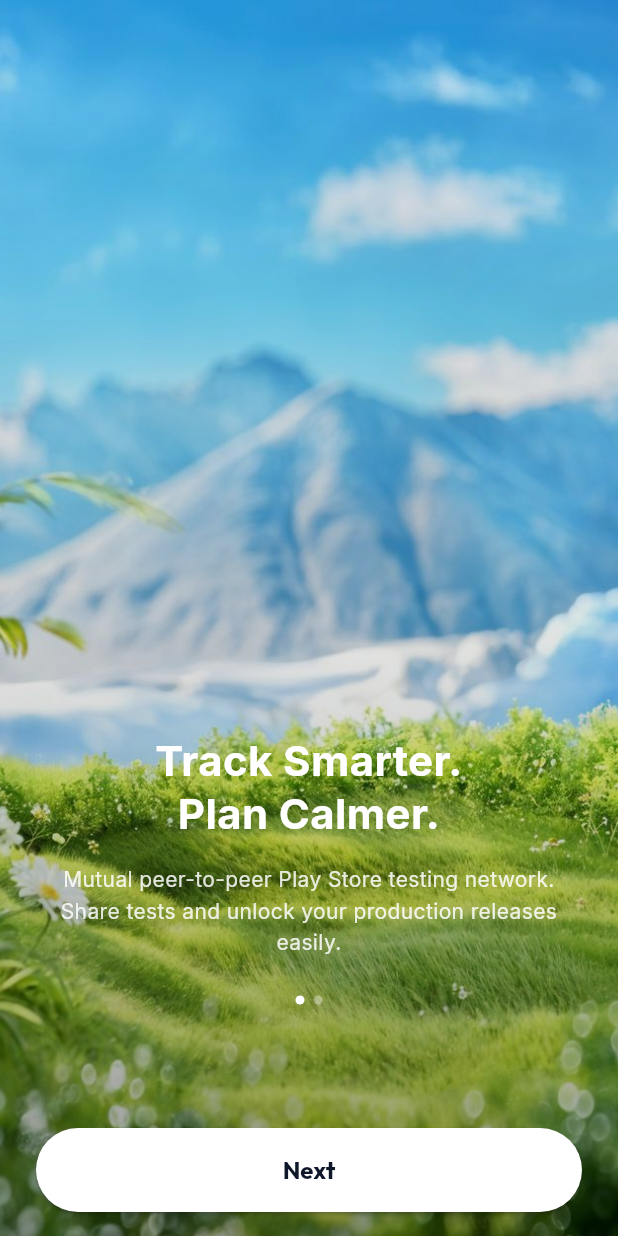
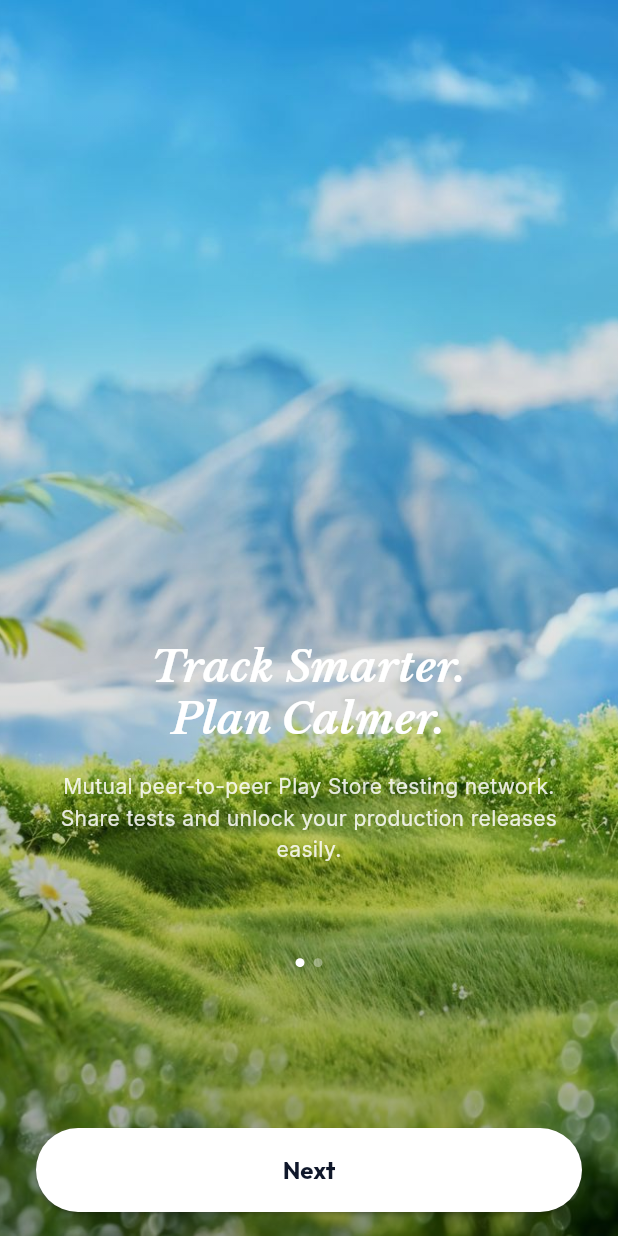
Before and after one commit to RukshanAmodya/TTester, a Flutter app: the screen it shows after launch, on a phone screen of 412 x 824 dp. Run offline on Flutter 3.47's test engine with Material 3 defaults, Android fonts, the phone set to English and light mode, and no system bars; our stand-ins replace google_fonts.

Commit message:
feat: apply Libre Baskerville font to onboarding titles and move text block upwards

```diff
--- a/lib/screens/onboarding_screens.dart
+++ b/lib/screens/onboarding_screens.dart
@@ -72,7 +72,7 @@ class _OnboardingScreenState extends State<OnboardingScreen> {
           SafeArea(
             child: Column(
               children: [
-                const Spacer(flex: 7),
+                const Spacer(flex: 4),
                 // Text sliding layer
                 Expanded(
                   flex: 3,
@@ -94,11 +94,14 @@ class _OnboardingScreenState extends State<OnboardingScreen> {
                             Text(
                               slide["title"]!,
                               textAlign: TextAlign.center,
-                              style: const TextStyle(
-                                fontSize: 28,
-                                height: 1.25,
-                                fontWeight: FontWeight.bold,
-                                color: Colors.white,
+                              style: GoogleFonts.libreBaskerville(
+                                textStyle: const TextStyle(
+                                  fontSize: 28,
+                                  height: 1.25,
+                                  fontWeight: FontWeight.bold,
+                                  fontStyle: FontStyle.italic,
+                                  color: Colors.white,
+                                ),
                               ),
                             ),
                             const SizedBox(height: 16),
```
